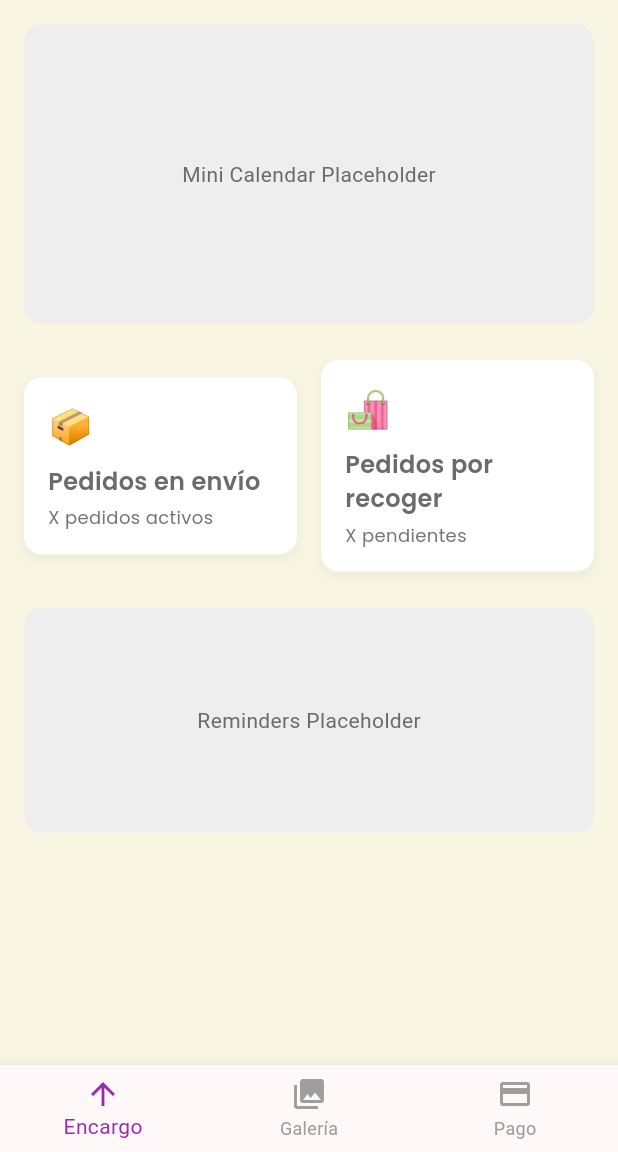
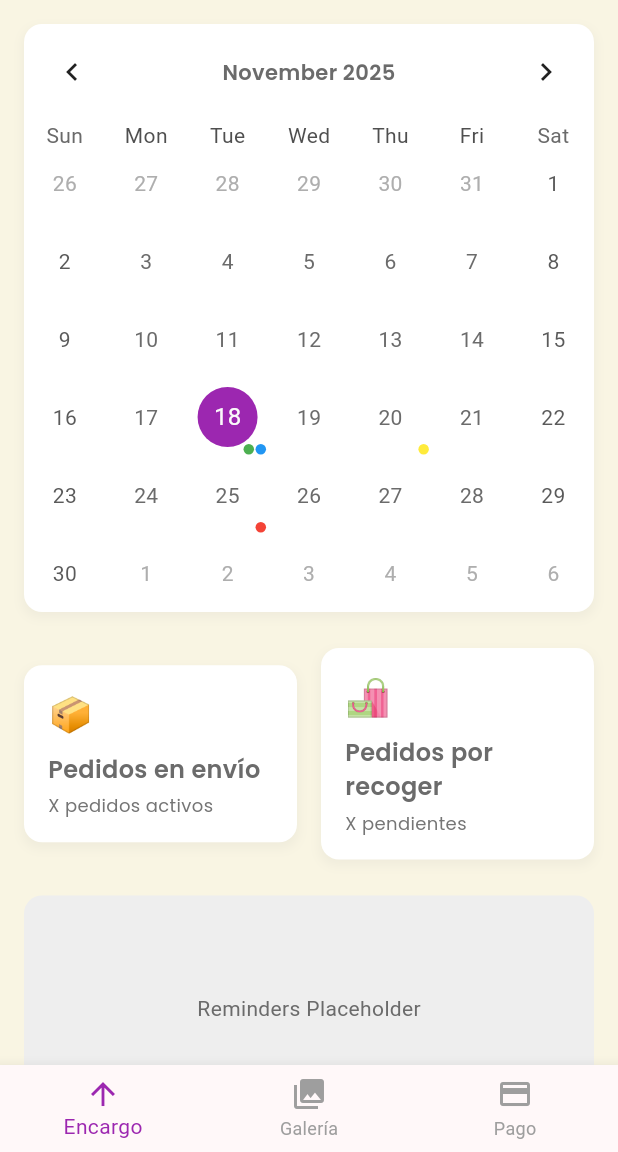
Before and after one commit to fatimacanche92-cpu/AZZUNACLON_1, a Flutter app: the HomePage screen opened directly, on a phone screen of 412 x 824 dp, the part 84-1236 px from its top. Run offline on Flutter 3.47's test engine with Material 3 defaults, Android fonts, the phone set to English and light mode, and no system bars; drawn by our look-alikes of table_calendar; our stand-ins replace equatable, flutter_dotenv, flutter_riverpod, freezed_annotation, go_router, google_fonts and 6 more; missing offline and left inert: image_editor_plus; accounts and stored records are empty; generated files the repository leaves out were written again.

Commit message:
Actualizar cambios locales

```diff
--- a/lib/app_router.dart
+++ b/lib/app_router.dart
@@ -2,7 +2,13 @@ import 'package:flutter/material.dart';
 import 'package:go_router/go_router.dart';
 
 // New Feature Screens
-import 'features/home/home_screen.dart';
+import 'features/home/presentation/pages/home_page.dart';
+import 'features/orders/presentation/pages/shipping_orders_page.dart';
+import 'features/orders/presentation/pages/pickup_orders_page.dart';
+import 'features/orders/presentation/pages/order_details_page.dart';
+import 'features/orders/domain/models/order_model.dart'; // Import OrderModel
+
+// Missing Imports
 import 'features/gallery/gallery_screen.dart';
 import 'features/gallery/album_screen.dart';
 import 'features/encargo/encargo_home.dart';
@@ -49,7 +55,22 @@ final appRouter = GoRouter(
     // New Internal App Structure
     GoRoute(
       path: '/home',
-      builder: (context, state) => const HomeScreen(), // This is the new Home
+      builder: (context, state) => const HomePage(), // This is the new Home
+    ),
+    GoRoute(
+      path: '/shipping-orders',
+      builder: (context, state) => const ShippingOrdersPage(),
+    ),
+    GoRoute(
+      path: '/pickup-orders',
+      builder: (context, state) => const PickupOrdersPage(),
+    ),
+    GoRoute(
+      path: '/order-details',
+      builder: (context, state) {
+        final order = state.extra as OrderModel;
+        return OrderDetailsPage(order: order);
+      },
     ),
     GoRoute(
       path: '/gallery',
--- a/lib/features/home/presentation/pages/home_page.dart
+++ b/lib/features/home/presentation/pages/home_page.dart
@@ -1,6 +1,10 @@
 import 'package:flutter/material.dart';
 import 'package:flutter_riverpod/flutter_riverpod.dart';
 import 'package:google_fonts/google_fonts.dart';
+import 'package:table_calendar/table_calendar.dart';
+import 'package:go_router/go_router.dart';
+
+import '../../../../core/theme/app_theme.dart';
 
 class HomePage extends ConsumerStatefulWidget {
   const HomePage({super.key});
@@ -11,6 +15,25 @@ class HomePage extends ConsumerStatefulWidget {
 
 class _HomePageState extends ConsumerState<HomePage> {
   int _currentIndex = 0;
+  DateTime _focusedDay = DateTime.now();
+  DateTime? _selectedDay;
+
+  // Dummy event data
+  final Map<DateTime, List<String>> _events = {
+    DateTime.utc(2025, 11, 18): ['normal', 'entrega'],
+    DateTime.utc(2025, 11, 20): ['pendiente'],
+    DateTime.utc(2025, 11, 25): ['alerta'],
+  };
+
+  List<String> _getEventsForDay(DateTime day) {
+    return _events[DateTime.utc(day.year, day.month, day.day)] ?? [];
+  }
+
+  @override
+  void initState() {
+    super.initState();
+    _selectedDay = _focusedDay;
+  }
 
   @override
   Widget build(BuildContext context) {
@@ -39,17 +62,7 @@ class _HomePageState extends ConsumerState<HomePage> {
         child: Column(
           crossAxisAlignment: CrossAxisAlignment.start,
           children: [
-            // Placeholder for Mini Calendar
-            Container(
-              height: 200,
-              decoration: BoxDecoration(
-                color: Colors.grey[200],
-                borderRadius: BorderRadius.circular(12),
-              ),
-              child: const Center(
-                child: Text('Mini Calendar Placeholder'),
-              ),
-            ),
+            _buildCalendar(),
             const SizedBox(height: 24),
             // Status Cards
             Row(
@@ -60,7 +73,7 @@ class _HomePageState extends ConsumerState<HomePage> {
                     title: 'Pedidos en envío',
                     subtitle: 'X pedidos activos',
                     onTap: () {
-                      // Navigate to shipping orders
+                      context.push('/shipping-orders');
                     },
                   ),
                 ),
@@ -71,7 +84,7 @@ class _HomePageState extends ConsumerState<HomePage> {
                     title: 'Pedidos por recoger',
                     subtitle: 'X pendientes',
                     onTap: () {
-                      // Navigate to pickup orders
+                      context.push('/pickup-orders');
                     },
                   ),
                 ),
@@ -98,6 +111,18 @@ class _HomePageState extends ConsumerState<HomePage> {
           setState(() {
             _currentIndex = index;
           });
+          switch (index) {
+            case 0:
+              context.go('/home'); // Assuming home is the 'Encargo' section for now
+              break;
+            case 1:
+              context.go('/gallery');
+              break;
+            case 2:
+              // Placeholder for Payment screen
+              // context.go('/payment');
+              break;
+          }
         },
         items: const [
           BottomNavigationBarItem(
@@ -116,6 +141,100 @@ class _HomePageState extends ConsumerState<HomePage> {
         selectedItemColor: Colors.purple,
         unselectedItemColor: Colors.grey,
       ),
+    );
+  }
+
+  Widget _buildCalendar() {
+    return Container(
+      decoration: BoxDecoration(
+        color: Colors.white,
+        borderRadius: BorderRadius.circular(12),
+        boxShadow: [
+          BoxShadow(
+            color: Colors.grey.withOpacity(0.1),
+            spreadRadius: 1,
+            blurRadius: 5,
+            offset: const Offset(0, 3),
+          ),
+        ],
+      ),
+      child: TableCalendar(
+        firstDay: DateTime.utc(2020, 1, 1),
+        lastDay: DateTime.utc(2030, 12, 31),
+        focusedDay: _focusedDay,
+        calendarFormat: CalendarFormat.month,
+        headerStyle: HeaderStyle(
+          formatButtonVisible: false,
+          titleCentered: true,
+          titleTextStyle: GoogleFonts.poppins(fontWeight: FontWeight.w600),
+        ),
+        calendarStyle: CalendarStyle(
+          todayDecoration: BoxDecoration(
+            color: Colors.purple.withOpacity(0.5),
+            shape: BoxShape.circle,
+          ),
+          selectedDecoration: const BoxDecoration(
+            color: Colors.purple,
+            shape: BoxShape.circle,
+          ),
+        ),
+        selectedDayPredicate: (day) {
+          return isSameDay(_selectedDay, day);
+        },
+        onDaySelected: (selectedDay, focusedDay) {
+          setState(() {
+            _selectedDay = selectedDay;
+            _focusedDay = focusedDay;
+          });
+        },
+        eventLoader: _getEventsForDay,
+        calendarBuilders: CalendarBuilders(
+          markerBuilder: (context, date, events) {
+            if (events.isNotEmpty) {
+              return Positioned(
+                right: 1,
+                bottom: 1,
+                child: _buildEventsMarker(events),
+              );
+            }
+            return null;
+          },
+        ),
+      ),
+    );
+  }
+
+  Widget _buildEventsMarker(List<dynamic> events) {
+    return Row(
+      mainAxisSize: MainAxisSize.min,
+      children: events.map((event) {
+        Color color;
+        switch (event) {
+          case 'normal':
+            color = Colors.green;
+            break;
+          case 'entrega':
+            color = Colors.blue;
+            break;
+          case 'pendiente':
+            color = Colors.yellow;
+            break;
+          case 'alerta':
+            color = Colors.red;
+            break;
+          default:
+            color = Colors.grey;
+        }
+        return Container(
+          width: 7,
+          height: 7,
+          margin: const EdgeInsets.symmetric(horizontal: 0.5),
+          decoration: BoxDecoration(
+            color: color,
+            shape: BoxShape.circle,
+          ),
+        );
+      }).toList(),
     );
   }
 
```
Also changed, not shown: lib/features/orders/presentation/pages/order_details_page.dart (added, +153 -0 lines), lib/features/orders/presentation/pages/pickup_orders_page.dart (added, +156 -0 lines), lib/features/orders/presentation/pages/shipping_orders_page.dart (added, +163 -0 lines).
